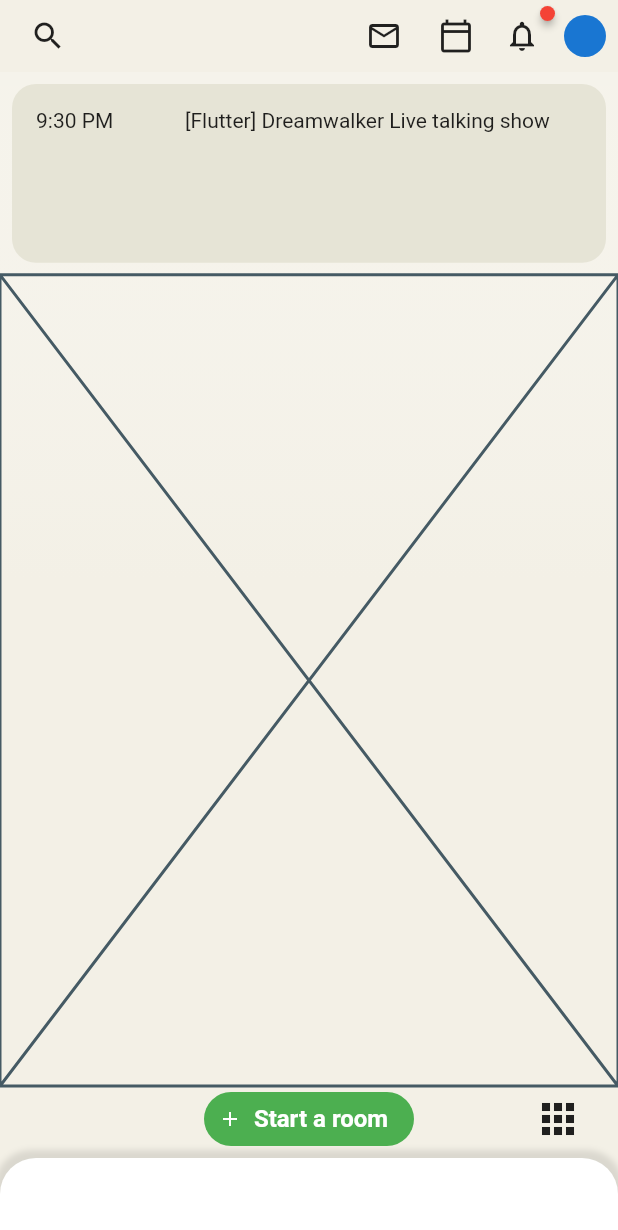
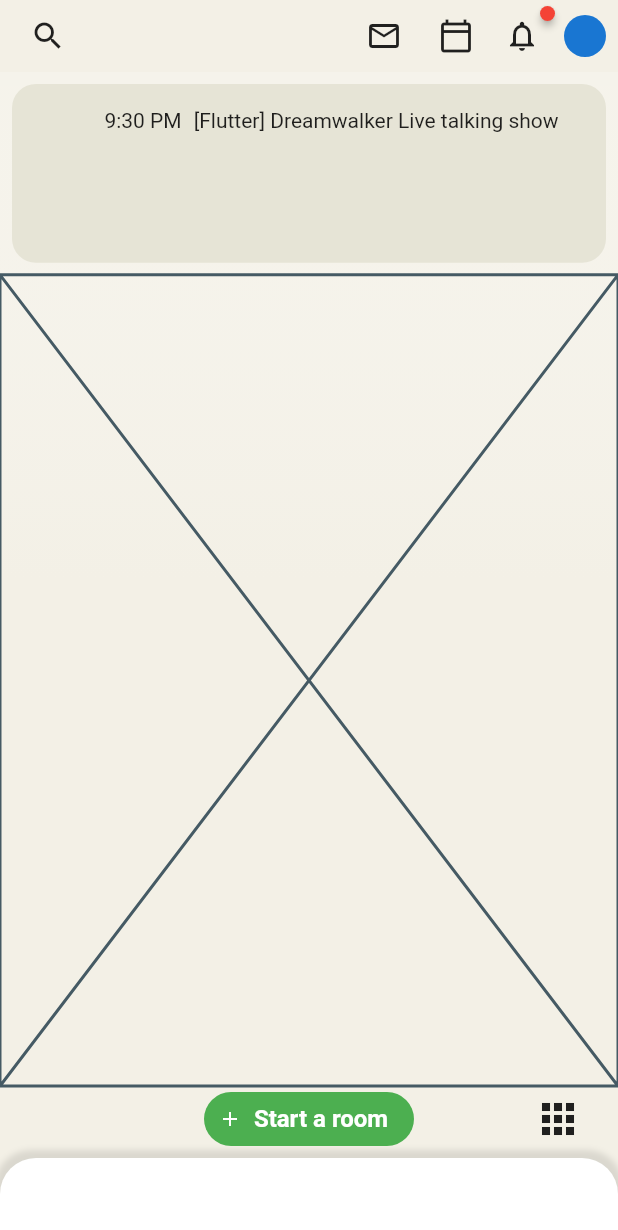
Before and after one commit to JAICHANGPARK/flutter_notebook_11th_story, a Flutter app: the screen it shows after launch, on a phone screen of 412 x 824 dp. Shown: the top 1230 px of the screen. Run offline on Flutter 3.47's test engine with Material 2 defaults, Android fonts, the phone set to English and light mode, and no system bars; drawn by our look-alikes of badges; our stand-ins replace backdrop; statements that could not run were skipped.

Commit message:
Update clubhouse_home_page.dart

```diff
--- a/lib/ep701_clubhouse/ui/clubhouse_home_page.dart
+++ b/lib/ep701_clubhouse/ui/clubhouse_home_page.dart
@@ -70,9 +70,18 @@ class _ClubhouseHomePageState extends State<ClubhouseHomePage> {
                           children: [
                             Row(
                               children: [
-                                Expanded(flex: 3, child: Text("9:30 PM")),
-                                Expanded(flex: 8, child: Text("[Flutter] Dreamwalker Live talking show",
-                                overflow: TextOverflow.ellipsis,))
+                                Expanded(
+                                    flex: 3, child: Align(alignment: Alignment.centerRight, child: Text("9:30 PM",
+                                style: TextStyle(
+                                  color:
+                                ),))),
+                                SizedBox(width: 8,),
+                                Expanded(
+                                    flex: 8,
+                                    child: Text(
+                                      "[Flutter] Dreamwalker Live talking show",
+                                      overflow: TextOverflow.ellipsis,
+                                    ))
                               ],
                             )
                           ],
```
